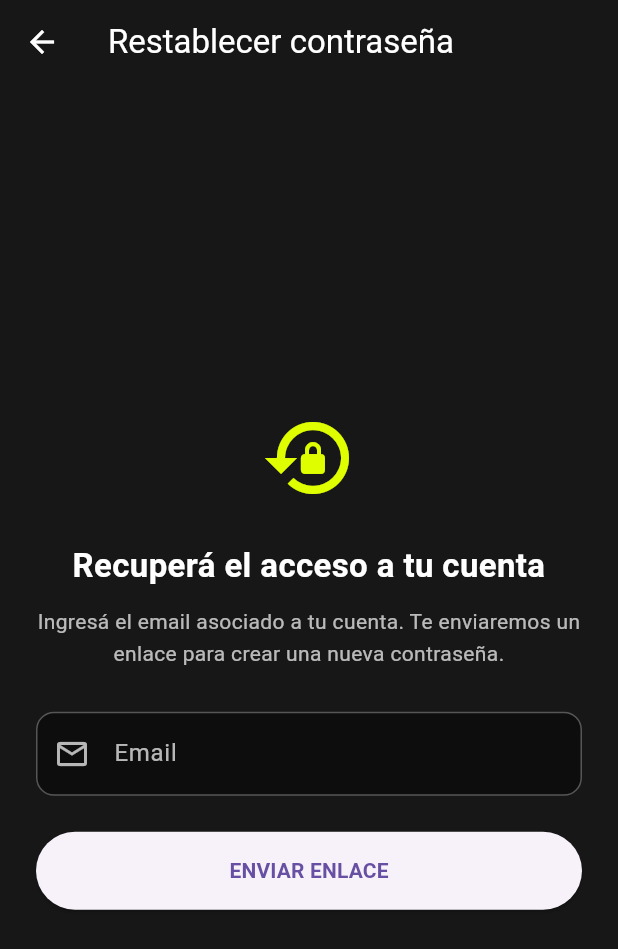
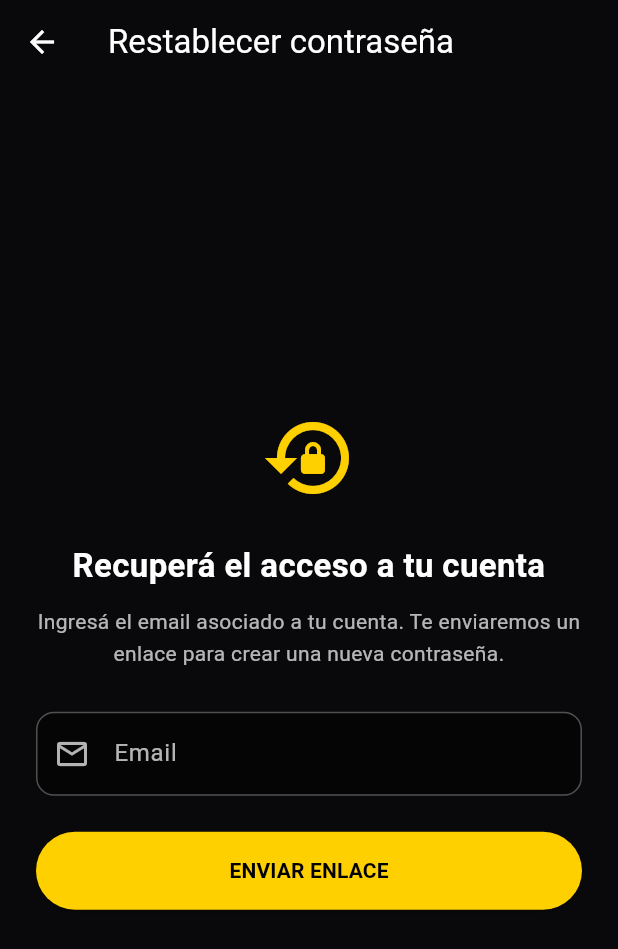
Before and after one commit to EzequielSpagnoliDeConti/ClubEzequielSpagnoli, a Flutter app: the screen it shows after launch, after a tap on "¿Olvidaste tu contraseña?", on a phone screen of 412 x 824 dp. Shown: the top 949 px of the screen. Run offline on Flutter 3.47's test engine with Material 3 defaults, Android fonts, the phone set to English and light mode, and no system bars; our stand-ins replace firebase_auth, firebase_core, firebase_messaging; accounts and stored records are empty; network calls fail.

Commit message:
refactor: cambio de paletas de colores SportClub

```diff
--- /dev/null
+++ b/mobile/lib/config/app_colors.dart
@@ -0,0 +1,9 @@
+import 'package:flutter/material.dart';
+
+abstract final class AppColors {
+  static const yellow = Color(0xFFFFD000);
+  static const red = Color(0xFFE53935);
+  static const background = Color(0xFF09090B);
+  static const surface = Color(0xFF1B1B1E);
+  static const muted = Color(0xFF8A8A90);
+}
--- a/mobile/lib/main.dart
+++ b/mobile/lib/main.dart
@@ -4,6 +4,7 @@ import 'package:flutter/material.dart';
 import 'package:firebase_core/firebase_core.dart';
 import 'package:firebase_messaging/firebase_messaging.dart';
 import 'package:mobile/firebase_options.dart';
+import 'package:mobile/config/app_colors.dart';
 import 'package:mobile/screens/login_screen.dart';
 
 Future<void> main() async {
@@ -108,7 +109,41 @@ class _ClubAppState extends State<ClubApp> {
       title: 'Club Ezequiel Spagnoli',
       debugShowCheckedModeBanner: false,
       scaffoldMessengerKey: _messengerKey,
-      theme: ThemeData(useMaterial3: true, fontFamily: 'Roboto'),
+      theme: ThemeData(
+        useMaterial3: true,
+        fontFamily: 'Roboto',
+        colorScheme:
+            ColorScheme.fromSeed(
+              seedColor: AppColors.yellow,
+              brightness: Brightness.dark,
+            ).copyWith(
+              primary: AppColors.yellow,
+              secondary: AppColors.yellow,
+              error: AppColors.red,
+              surface: AppColors.surface,
+              onPrimary: Colors.black,
+              onSecondary: Colors.black,
+            ),
+        scaffoldBackgroundColor: AppColors.background,
+        appBarTheme: const AppBarTheme(
+          backgroundColor: AppColors.background,
+          foregroundColor: Colors.white,
+        ),
+        elevatedButtonTheme: ElevatedButtonThemeData(
+          style: ElevatedButton.styleFrom(
+            backgroundColor: AppColors.yellow,
+            foregroundColor: Colors.black,
+          ),
+        ),
+        textButtonTheme: TextButtonThemeData(
+          style: TextButton.styleFrom(foregroundColor: AppColors.yellow),
+        ),
+        dialogTheme: const DialogThemeData(backgroundColor: AppColors.surface),
+        snackBarTheme: const SnackBarThemeData(
+          backgroundColor: AppColors.surface,
+          contentTextStyle: TextStyle(color: Colors.white),
+        ),
+      ),
       home: const LoginScreen(),
     );
   }
--- a/mobile/lib/screens/login_screen.dart
+++ b/mobile/lib/screens/login_screen.dart
@@ -1,4 +1,5 @@
 import 'package:flutter/material.dart';
+import '../config/app_colors.dart';
 import '../services/auth_service.dart';
 import 'home_screen.dart';
 import 'password_reset_screen.dart';
@@ -24,7 +25,7 @@ class _LoginScreenState extends State<LoginScreen> {
   bool _obscurePassword = true;
   bool _isLoading = false;
 
-  static const Color _lime = Color(0xFFDFFF00);
+  static const Color _lime = AppColors.yellow;
 
   @override
   void dispose() {
@@ -354,7 +355,7 @@ class _LoginScreenState extends State<LoginScreen> {
                                   TextSpan(
                                     text: 'Crear cuenta',
                                     style: TextStyle(
-                                      color: Color(0xFFD7FF00),
+                                      color: AppColors.yellow,
                                       fontWeight: FontWeight.bold,
                                     ),
                                   ),
--- a/mobile/lib/screens/password_reset_screen.dart
+++ b/mobile/lib/screens/password_reset_screen.dart
@@ -1,5 +1,6 @@
 import 'package:flutter/material.dart';
 
+import '../config/app_colors.dart';
 import '../services/auth_service.dart';
 
 class PasswordResetScreen extends StatefulWidget {
@@ -19,7 +20,7 @@ class _PasswordResetScreenState extends State<PasswordResetScreen> {
   bool _isLoading = false;
   bool _emailSent = false;
 
-  static const Color _lime = Color(0xFFDFFF00);
+  static const Color _lime = AppColors.yellow;
 
   @override
   void initState() {
@@ -87,10 +88,10 @@ class _PasswordResetScreenState extends State<PasswordResetScreen> {
   @override
   Widget build(BuildContext context) {
     return Scaffold(
-      backgroundColor: const Color(0xFF171717),
+      backgroundColor: AppColors.background,
       appBar: AppBar(
         title: const Text('Restablecer contraseña'),
-        backgroundColor: const Color(0xFF171717),
+        backgroundColor: AppColors.background,
         foregroundColor: Colors.white,
       ),
       body: SafeArea(
--- a/mobile/lib/screens/register_screen.dart
+++ b/mobile/lib/screens/register_screen.dart
@@ -1,6 +1,7 @@
 import 'package:flutter/material.dart';
 import 'package:flutter/services.dart';
 
+import '../config/app_colors.dart';
 import '../services/auth_service.dart';
 
 class RegisterScreen extends StatefulWidget {
@@ -28,8 +29,8 @@ class _RegisterScreenState extends State<RegisterScreen> {
   String? _mensajeError;
   String? _campoError;
 
-  static const Color _lime = Color(0xFFD7FF00);
-  static const Color _rojo = Color(0xFFFF4545);
+  static const Color _lime = AppColors.yellow;
+  static const Color _rojo = AppColors.red;
 
   @override
   void dispose() {
```
Also changed, not shown: mobile/lib/screens/booking_screen.dart (+9 -7 lines), mobile/lib/screens/home_screen.dart (+16 -15 lines), mobile/lib/screens/profile_screen.dart (+9 -8 lines), mobile/lib/screens/reservations_screen.dart (+6 -5 lines), mobile/lib/screens/sedes_screen.dart (+16 -15 lines).
